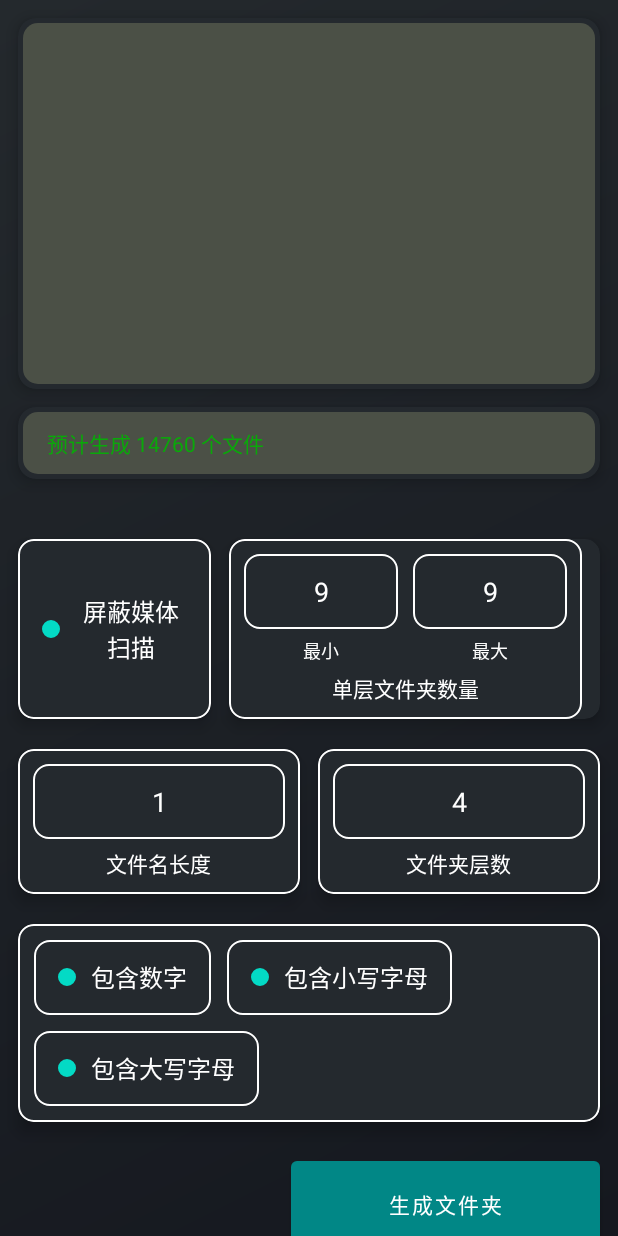
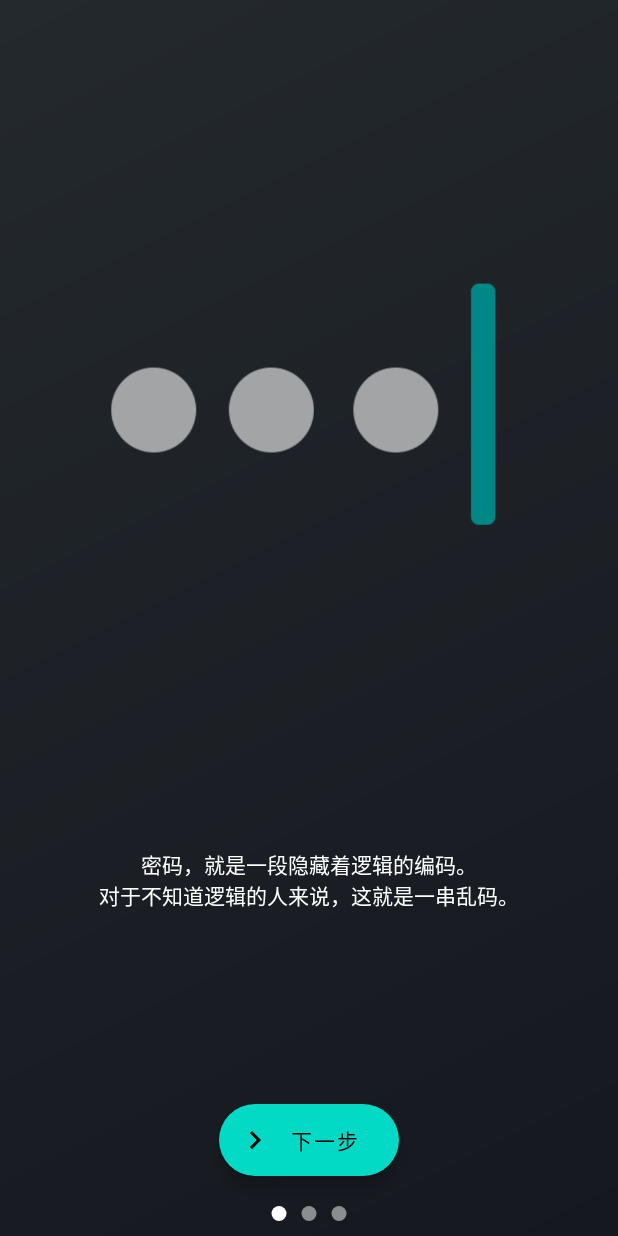
Before and after one commit to Mr-XiaoLiang/PasswordDir, an Android app: the screen it shows after launch (MainActivity before the commit, GuideActivity after it), on a phone screen of 412 x 824 dp. Run offline under Robolectric (Android 15) with nearby library versions, the light colour scheme and no system bars.

Commit message:
增加引导页面的实现

```diff
--- a/app/src/main/java/com/lollipop/passworddir/GuideActivity.kt
+++ b/app/src/main/java/com/lollipop/passworddir/GuideActivity.kt
@@ -1,16 +1,149 @@
 package com.lollipop.passworddir
 
+import android.animation.Animator
+import android.content.Intent
 import androidx.appcompat.app.AppCompatActivity
 import android.os.Bundle
+import android.view.ViewPropertyAnimator
+import androidx.core.view.isVisible
 import com.lollipop.passworddir.databinding.ActivityGuideBinding
+import com.lollipop.passworddir.util.WindowInsetsHelper
+import com.lollipop.passworddir.util.fixInsetsByPadding
 import com.lollipop.passworddir.util.lazyBind
+import com.lollipop.passworddir.util.versionName
 
 class GuideActivity : AppCompatActivity() {
 
+    companion object {
+        private const val KEY_GUIDE_VERSION = "GUIDE_VERSION"
+    }
+
     private val binding: ActivityGuideBinding by lazyBind()
+
+    private val guideStepArray = arrayOf(
+        GuideStep(R.drawable.guide_step_pwd, R.string.guide_step_pwd),
+        GuideStep(R.drawable.guide_step_name, R.string.guide_step_name),
+        GuideStep(R.drawable.guide_step_tree, R.string.guide_step_tree),
+    )
+
+    private var guideIndex = 0
+
+    private val thisVersion: String by lazy {
+        versionName()
+    }
 
     override fun onCreate(savedInstanceState: Bundle?) {
         super.onCreate(savedInstanceState)
+        if (guideStepArray.isEmpty() || !needShowGuide()) {
+            toMainPage()
+            return
+        }
+        WindowInsetsHelper.initWindowFlag(this)
         setContentView(binding.root)
+        binding.root.fixInsetsByPadding(WindowInsetsHelper.Edge.ALL)
+        binding.previousBtn.setOnClickListener {
+            showLast()
+        }
+        binding.nextBtn.setOnClickListener {
+            showNext()
+        }
+        showByIndex(0)
     }
+
+    private fun showLast() {
+        showByIndex(false)
+    }
+
+    private fun showNext() {
+        showByIndex(true)
+    }
+
+    private fun showByIndex(isNext: Boolean) {
+        val pendingOffset = if (isNext) {
+            1
+        } else {
+            -1
+        }
+        if ((guideIndex + pendingOffset) >= guideStepArray.size) {
+            toMainPage()
+            return
+        }
+        binding.imageView.animate()
+            .alpha(0F)
+            .onceEnd {
+                showByIndex(guideIndex + pendingOffset)
+                binding.imageView.animate().alpha(1F).start()
+            }
+            .start()
+    }
+
+    private fun showByIndex(index: Int) {
+        guideIndex = index
+        if (guideIndex < 0) {
+            guideIndex = 0
+        }
+        val guideStep = guideStepArray[guideIndex]
+        binding.imageView.setImageResource(guideStep.iconId)
+        binding.textView.setText(guideStep.summaryId)
+        binding.previousBtn.isVisible = guideIndex > 0
+        binding.indexPointView.applyChange {
+            pointCount = guideStepArray.size
+            selectedIndex = guideIndex
+        }
+    }
+
+    private fun ViewPropertyAnimator.onceEnd(callback: () -> Unit): ViewPropertyAnimator {
+        return setListener(OnceAnimationEndListener {
+            setListener(null)
+            callback()
+        })
+    }
+
+    private class OnceAnimationEndListener(
+        private val callback: () -> Unit
+    ) : Animator.AnimatorListener {
+        override fun onAnimationStart(animation: Animator?) {
+        }
+
+        override fun onAnimationEnd(animation: Animator?) {
+            callback()
+            animation?.removeListener(this)
+        }
+
+        override fun onAnimationCancel(animation: Animator?) {
+        }
+
+        override fun onAnimationRepeat(animation: Animator?) {
+        }
+
+    }
+
+    private data class GuideStep(
+        val iconId: Int,
+        val summaryId: Int
+    )
+
+    private fun toMainPage() {
+        saveThisVersion()
+        startActivity(Intent(this, MainActivity::class.java))
+        finish()
+    }
+
+    private fun needShowGuide(): Boolean {
+        val lastVersion = getPreferences(MODE_PRIVATE).getString(KEY_GUIDE_VERSION, "") ?: ""
+        return thisVersion != lastVersion
+    }
+
+    private fun saveThisVersion() {
+        getPreferences(MODE_PRIVATE).edit().putString(KEY_GUIDE_VERSION, thisVersion).apply()
+    }
+
+    override fun onBackPressed() {
+        if (guideIndex > 0) {
+            showLast()
+            return
+        }
+        super.onBackPressed()
+    }
+
 }
--- a/app/src/main/res/values/strings.xml
+++ b/app/src/main/res/values/strings.xml
@@ -23,4 +23,7 @@
     <string name="error">出错了</string>
     <string name="next">下一步</string>
     <string name="previous">上一步</string>
+    <string name="guide_step_pwd">密码，就是一段隐藏着逻辑的编码。\n对于不知道逻辑的人来说，这就是一串乱码。</string>
+    <string name="guide_step_name">每一段文字中，我们如果只看某些位置的内容，那么它们也许可以拼接成有意义的内容。\n假设，每一段文字都是一个文件名呢？</string>
+    <string name="guide_step_tree">如果，一个文件夹里面有四个文件，那么有四种选择。\n如果每个文件夹里面又有四个文件夹，那么就有了16种选择。\n如果里面还有4个文件夹呢？</string>
 </resources>
```
Also changed, not shown: app/src/main/AndroidManifest.xml (+4 -4 lines), app/src/main/res/drawable/guide_step_name.png (added), app/src/main/res/drawable/guide_step_pwd.png (added), app/src/main/res/drawable/guide_step_tree.png (added).
